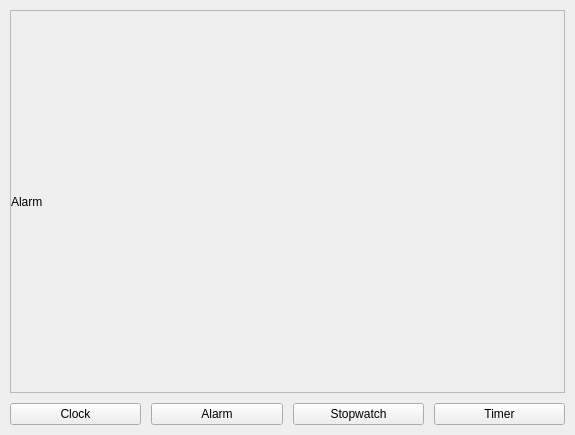
Above: clock.ui from refact0r/pyqt-clock before the change. Below: the same form after it.
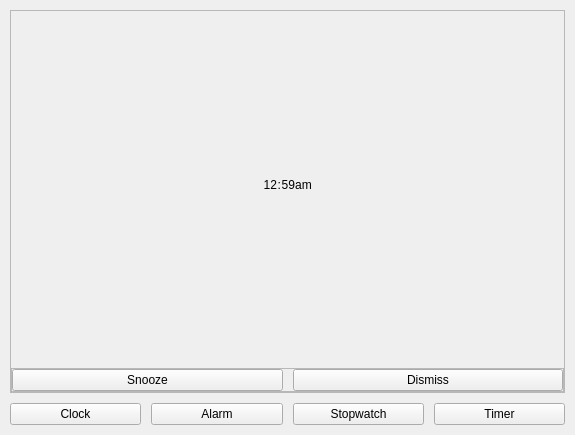
That is the form after the change. The open tabs and pages were chosen to show the change.

The edit to the form file:
```diff
--- a/clock.ui
+++ b/clock.ui
@@ -189,6 +189,105 @@
                                                 <property name="frameShadow">
                                                     <enum>QFrame::Raised</enum>
                                                 </property>
+            <layout class="QVBoxLayout" name="verticalLayout_6">
+             <property name="spacing">
+              <number>0</number>
+             </property>
+             <property name="leftMargin">
+              <number>0</number>
+             </property>
+             <property name="topMargin">
+              <number>0</number>
+             </property>
+             <property name="rightMargin">
+              <number>0</number>
+             </property>
+             <property name="bottomMargin">
+              <number>0</number>
+             </property>
+             <item>
+              <widget class="QStackedWidget" name="alarm_stacked_widget">
+               <property name="currentIndex">
+                <number>0</number>
+               </property>
+               <widget class="QWidget" name="alarm_alarms_widget">
+                <layout class="QHBoxLayout" name="horizontalLayout_15">
+                 <property name="spacing">
+                  <number>0</number>
+                 </property>
+                 <property name="leftMargin">
+                  <number>0</number>
+                 </property>
+                 <property name="topMargin">
+                  <number>0</number>
+                 </property>
+                 <property name="rightMargin">
+                  <number>0</number>
+                 </property>
+                 <property name="bottomMargin">
+                  <number>0</number>
+                 </property>
+                 <item>
+                  <widget class="QFrame" name="alarm_alarms_frame">
+                   <property name="frameShape">
+                    <enum>QFrame::StyledPanel</enum>
+                   </property>
+                   <property name="frameShadow">
+                    <enum>QFrame::Raised</enum>
+                   </property>
+                   <layout class="QVBoxLayout" name="verticalLayout_8">
+                    <property name="spacing">
+                     <number>10</number>
+                    </property>
+                    <property name="leftMargin">
+                     <number>0</number>
+                    </property>
+                    <property name="topMargin">
+                     <number>0</number>
+                    </property>
+                    <property name="rightMargin">
+                     <number>0</number>
+                    </property>
+                    <property name="bottomMargin">
+                     <number>0</number>
+                    </property>
+                    <item>
+                     <widget class="QLabel" name="label_2">
+                      <property name="text">
+                       <string>TextLabel</string>
+                      </property>
+                     </widget>
+                    </item>
+                   </layout>
+                  </widget>
+                 </item>
+                </layout>
+               </widget>
+               <widget class="QWidget" name="alarm_time_widget">
+                <layout class="QVBoxLayout" name="verticalLayout_9">
+                 <property name="spacing">
+                  <number>10</number>
+                 </property>
+                 <property name="leftMargin">
+                  <number>0</number>
+                 </property>
+                 <property name="topMargin">
+                  <number>0</number>
+                 </property>
+                 <property name="rightMargin">
+                  <number>0</number>
+                 </property>
+                 <property name="bottomMargin">
+                  <number>0</number>
+                 </property>
+                 <item>
+                  <widget class="QFrame" name="alarm_time_frame">
+                   <property name="sizePolicy">
+                    <sizepolicy hsizetype="Preferred" vsizetype="Expanding">
+                     <horstretch>0</horstretch>
+                     <verstretch>0</verstretch>
+                    </sizepolicy>
+                   </property>
                                                 <layout class="QHBoxLayout" name="horizontalLayout_7">
                                                     <property name="spacing">
                                                         <number>0</number>
@@ -206,10 +305,129 @@
                                                         <number>0</number>
                                                     </property>
                                                     <item>
-                                                        <widget class="QLabel" name="alarm_label">
+                     <spacer name="horizontalSpacer_3">
+                      <property name="orientation">
+                       <enum>Qt::Horizontal</enum>
+                      </property>
+                      <property name="sizeHint" stdset="0">
+                       <size>
+                        <width>40</width>
+                        <height>20</height>
+                       </size>
+                      </property>
+                     </spacer>
+                    </item>
+                    <item>
+                     <widget class="QLabel" name="alarm_hour_label">
                                                             <property name="text">
-                                                                <string>Alarm</string>
-                                                            </property>
+                       <string>12</string>
+                      </property>
+                      <property name="alignment">
+                       <set>Qt::AlignRight|Qt::AlignTrailing|Qt::AlignVCenter</set>
+                      </property>
+                      <property name="indent">
+                       <number>0</number>
+                      </property>
+                     </widget>
+                    </item>
+                    <item>
+                     <widget class="QLabel" name="alarm_separator_label">
+                      <property name="text">
+                       <string>:</string>
+                      </property>
+                      <property name="alignment">
+                       <set>Qt::AlignRight|Qt::AlignTrailing|Qt::AlignVCenter</set>
+                      </property>
+                      <property name="indent">
+                       <number>0</number>
+                      </property>
+                     </widget>
+                    </item>
+                    <item>
+                     <widget class="QLabel" name="alarm_minute_label">
+                      <property name="text">
+                       <string>59</string>
+                      </property>
+                      <property name="alignment">
+                       <set>Qt::AlignRight|Qt::AlignTrailing|Qt::AlignVCenter</set>
+                      </property>
+                      <property name="indent">
+                       <number>0</number>
+                      </property>
+                     </widget>
+                    </item>
+                    <item>
+                     <widget class="QLabel" name="alarm_ampm_label">
+                      <property name="text">
+                       <string>am</string>
+                      </property>
+                      <property name="alignment">
+                       <set>Qt::AlignCenter</set>
+                      </property>
+                      <property name="indent">
+                       <number>0</number>
+                      </property>
+                     </widget>
+                    </item>
+                    <item>
+                     <spacer name="horizontalSpacer_4">
+                      <property name="orientation">
+                       <enum>Qt::Horizontal</enum>
+                      </property>
+                      <property name="sizeHint" stdset="0">
+                       <size>
+                        <width>40</width>
+                        <height>20</height>
+                       </size>
+                      </property>
+                     </spacer>
+                    </item>
+                   </layout>
+                  </widget>
+                 </item>
+                 <item>
+                  <widget class="QFrame" name="alarm_button_frame">
+                   <property name="frameShape">
+                    <enum>QFrame::StyledPanel</enum>
+                   </property>
+                   <property name="frameShadow">
+                    <enum>QFrame::Raised</enum>
+                   </property>
+                   <layout class="QHBoxLayout" name="horizontalLayout_12">
+                    <property name="spacing">
+                     <number>10</number>
+                    </property>
+                    <property name="leftMargin">
+                     <number>0</number>
+                    </property>
+                    <property name="topMargin">
+                     <number>0</number>
+                    </property>
+                    <property name="rightMargin">
+                     <number>0</number>
+                    </property>
+                    <property name="bottomMargin">
+                     <number>0</number>
+                    </property>
+                    <item>
+                     <widget class="QPushButton" name="alarm_snooze_button">
+                      <property name="text">
+                       <string>Snooze</string>
+                      </property>
+                     </widget>
+                    </item>
+                    <item>
+                     <widget class="QPushButton" name="alarm_dismiss_button">
+                      <property name="text">
+                       <string>Dismiss</string>
+                      </property>
+                     </widget>
+                    </item>
+                   </layout>
+                  </widget>
+                 </item>
+                </layout>
+               </widget>
                                                         </widget>
                                                     </item>
                                                 </layout>
```
Left out of the diff: 60 changed lines with no effect on the pictures. Lines whose indentation alone changed are shown as unchanged.
